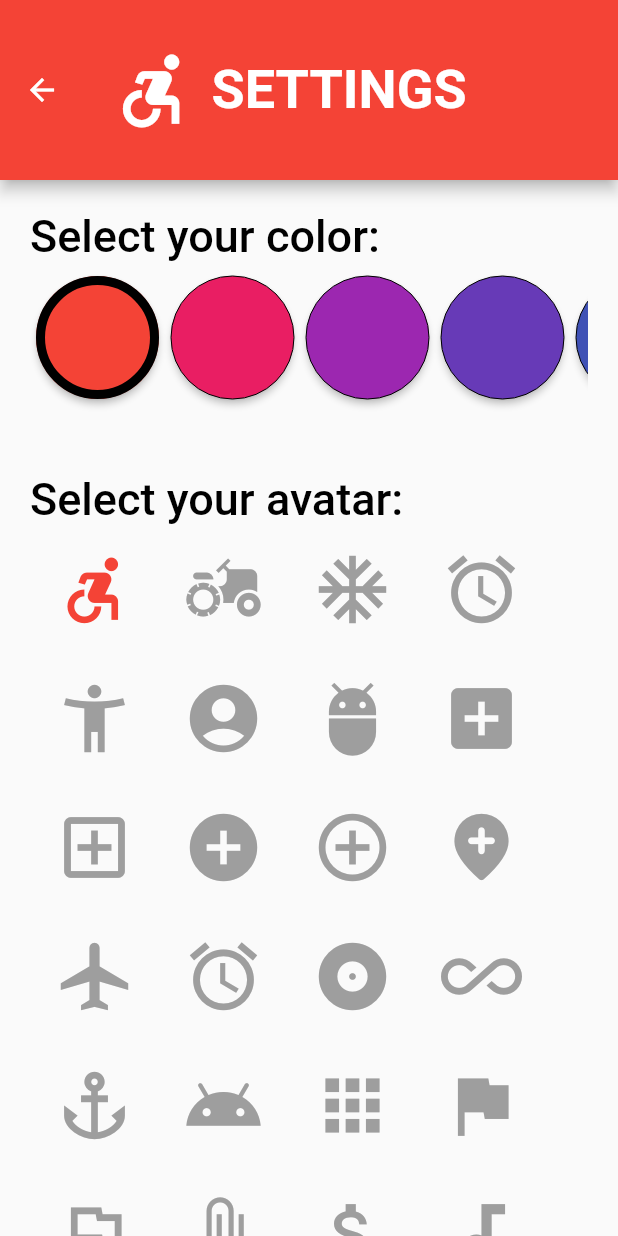
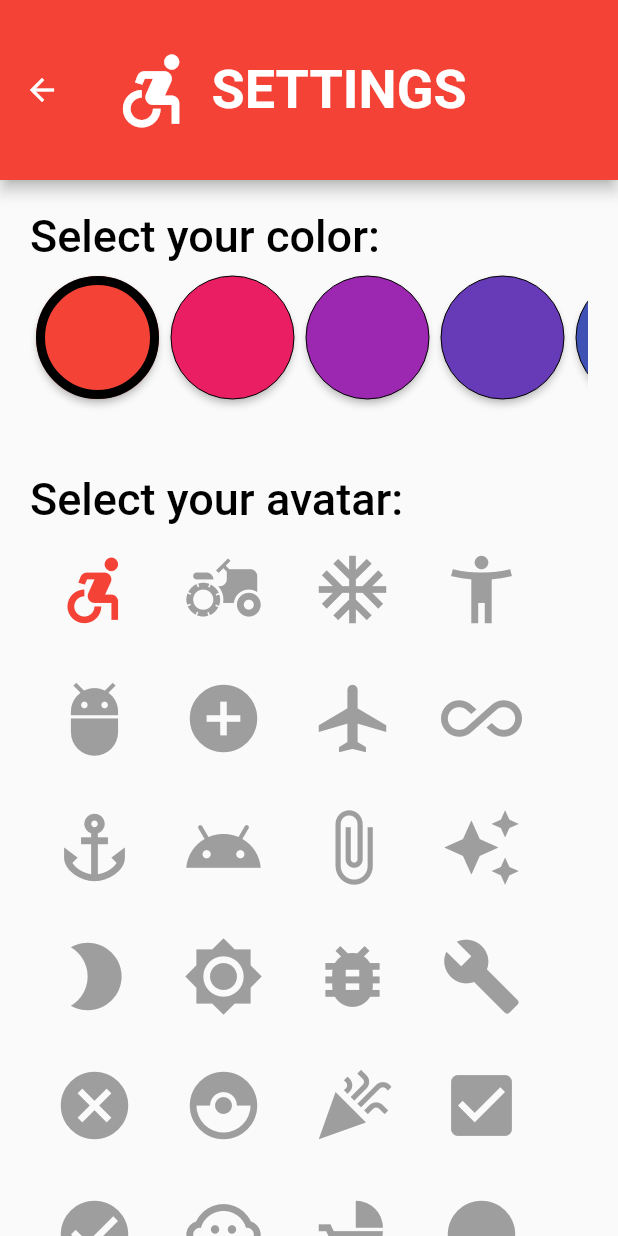
Before and after one commit to austinmalmberg/TicTacToe-Mobile, a Flutter app: the screen it shows after launch, after a tap on an icon or button, on a phone screen of 412 x 824 dp. Run offline on Flutter 3.47's test engine with Material 2 defaults, Android fonts, the phone set to English and light mode, and no system bars.

Commit message:
Added more icons

```diff
--- a/lib/icons.dart
+++ b/lib/icons.dart
@@ -4,28 +4,151 @@ List<IconData> appIcons = [
   Icons.accessible_forward,
   Icons.agriculture,
   Icons.ac_unit,
-  Icons.access_alarm,
   Icons.accessibility_new,
-  Icons.account_circle,
   Icons.adb,
-  Icons.add_box,
-  Icons.add_box_outlined,
   Icons.add_circle,
-  Icons.add_circle_outline,
-  Icons.add_location_rounded,
+  // Icons.add_circle_outline,
   Icons.airplanemode_active,
-  Icons.alarm,
-  Icons.album,
   Icons.all_inclusive,
   Icons.anchor,
   Icons.android,
-  Icons.apps,
-  Icons.assistant_photo,
-  Icons.assistant_photo_outlined,
   Icons.attach_file,
-  Icons.attach_money,
-  Icons.audiotrack,
   Icons.auto_awesome,
-  Icons.auto_stories,
-  Icons.bakery_dining_outlined,
+  Icons.brightness_2,
+  // Icons.brightness_2_outlined,
+  Icons.brightness_7,
+  // Icons.brightness_7_outlined,
+  Icons.bug_report,
+  Icons.build,
+  // Icons.build_outlined,
+  Icons.cancel,
+  // Icons.cancel_outlined,
+  Icons.catching_pokemon,
+  Icons.celebration,
+  // Icons.celebration_outlined,
+  Icons.check_box,
+  // Icons.check_box_outlined,
+  Icons.check_circle,
+  // Icons.check_circle_outlined,
+  Icons.child_care,
+  Icons.child_friendly,
+  Icons.circle,
+  // Icons.circle_outlined,
+  Icons.clear,
+  Icons.cloud,
+  // Icons.cloud_outlined,
+  Icons.coffee,
+  // Icons.coffee_outlined,
+  Icons.color_lens,
+  // Icons.color_lens_outlined,
+  Icons.coronavirus,
+  // Icons.coronavirus_outlined,
+  Icons.directions_bike,
+  Icons.directions_boat,
+  Icons.directions_bus,
+  Icons.directions_car,
+  Icons.directions_run,
+  Icons.directions_walk,
+  Icons.disabled_by_default,
+  // Icons.disabled_by_default_outlined,
+  Icons.do_disturb,
+  Icons.do_disturb_on,
+  // Icons.do_disturb_on_outlined,
+  Icons.downhill_skiing,
+  Icons.eco,
+  // Icons.eco_outlined,
+  Icons.elderly,
+  Icons.electric_bike,
+  Icons.emoji_emotions,
+  // Icons.emoji_emotions_outlined,
+  Icons.emoji_events,
+  // Icons.emoji_events_outlined,
+  Icons.emoji_objects,
+  // Icons.emoji_objects_outlined,
+  Icons.extension,
+  // Icons.extension_outlined,
+  Icons.face,
+  Icons.favorite,
+  // Icons.favorite_border,
+  Icons.filter_vintage,
+  // Icons.filter_vintage_outlined,
+  Icons.flag,
+  Icons.flag_outlined,
+  Icons.flare,
+  Icons.flash_on,
+  Icons.gamepad,
+  Icons.grass,
+  Icons.hail,
+  Icons.hardware,
+  Icons.headphones,
+  Icons.healing,
+  Icons.hiking,
+  Icons.ice_skating,
+  // Icons.ice_skating_outlined,
+  Icons.kayaking,
+  Icons.language,
+  Icons.light_mode,
+  // Icons.light_mode_outlined,
+  Icons.local_fire_department,
+  Icons.local_florist,
+  // Icons.local_florist_outlined,
+  Icons.local_pizza,
+  // Icons.local_pizza_outlined,
+  Icons.monetization_on,
+  // Icons.monetization_on_outlined,
+  Icons.mood_bad,
+  Icons.moped,
+  Icons.motorcycle,
+  Icons.music_note,
+  Icons.outlet,
+  Icons.outlet_outlined,
+  Icons.palette,
+  // Icons.palette_outlined,
+  Icons.pan_tool,
+  Icons.paragliding,
+  Icons.park,
+  // Icons.park_outlined,
+  Icons.pedal_bike,
+  Icons.pest_control_rodent,
+  // Icons.pest_control_rodent_outlined,
+  Icons.pets,
+  Icons.push_pin,
+  // Icons.push_pin_outlined,
+  Icons.school,
+  // Icons.school_outlined,
+  Icons.skateboarding,
+  Icons.sledding,
+  Icons.snowboarding,
+  Icons.snowmobile,
+  Icons.snowshoeing,
+  // Icons.sports_baseball,
+  Icons.sports_baseball_outlined,
+  // Icons.sports_basketball,
+  Icons.sports_basketball_outlined,
+  Icons.sports_cricket,
+  // Icons.sports_cricket_outlined,
+  Icons.sports_esports,
+  // Icons.sports_esports_outlined,
+  // Icons.sports_football,
+  Icons.sports_football_outlined,
+  Icons.sports_golf,
+  Icons.sports_handball,
+  Icons.sports_hockey,
+  Icons.sports_kabaddi,
+  Icons.sports_mma,
+  Icons.sports_motorsports,
+  // Icons.sports_motorsports_outlined,
+  Icons.sports_rugby,
+  // Icons.sports_rugby_outlined,
+  Icons.sports_score,
+  Icons.sports_soccer,
+  Icons.sports_tennis,
+  // Icons.sports_volleyball,
+  Icons.sports_volleyball_outlined,
+  Icons.star,
+  // Icons.star_border,
+  Icons.storm,
+  Icons.surfing,
+  Icons.toys,
+  // Icons.toys_outlined,
 ];
```
